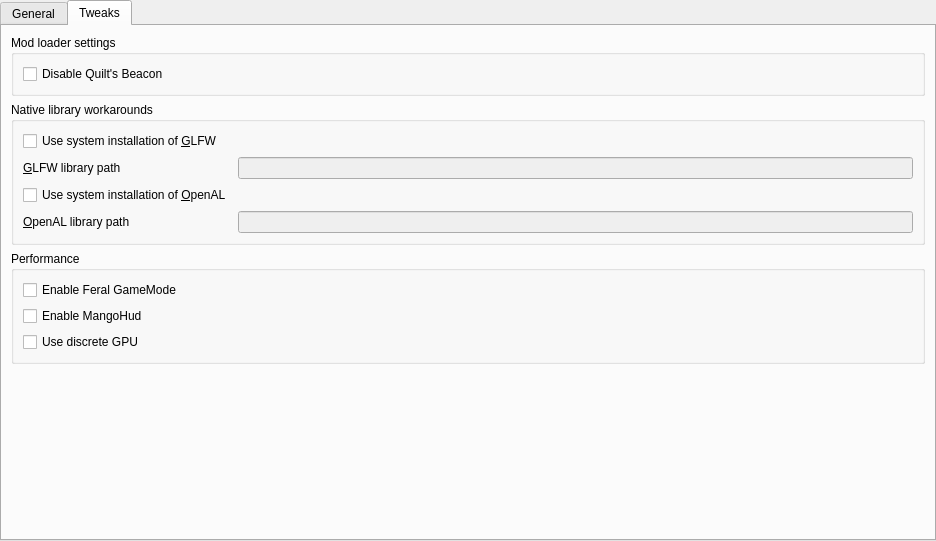
First picture: the form in launcher/ui/pages/global/MinecraftPage.ui, repository FreesmTeam/FreesmLauncher, before the edit.
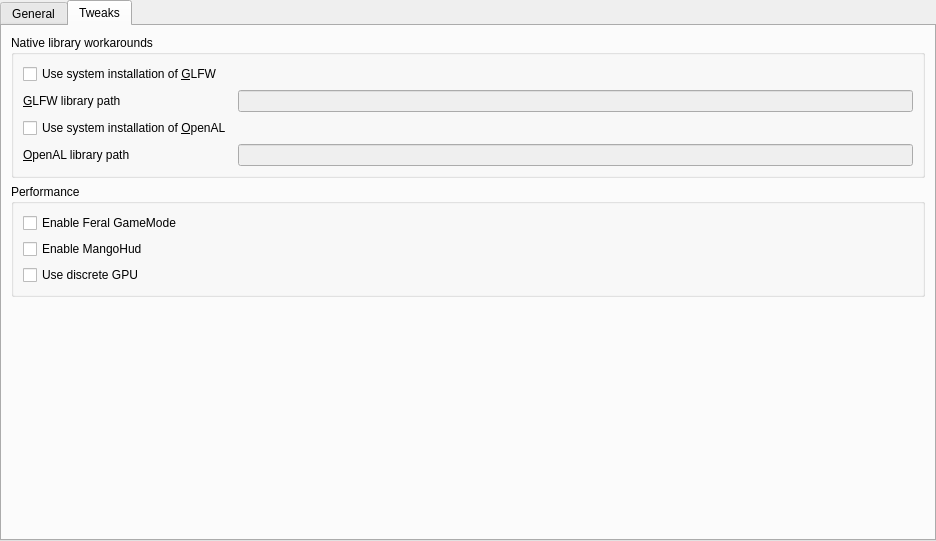
Second picture: the form after the edit. The open tabs and pages were chosen to show the change.

Commit message:
Revert "feat: add toggle for quilt beacon"
This reverts commit f73990e1bcaf7d23ea98235692177be8c759c24c.

Patch:
```diff
--- a/launcher/ui/pages/global/MinecraftPage.ui
+++ b/launcher/ui/pages/global/MinecraftPage.ui
@@ -190,22 +190,6 @@
        <string>Tweaks</string>
       </attribute>
       <layout class="QVBoxLayout" name="verticalLayout_12">
-       <item>
-        <widget class="QGroupBox" name="modLoaderSettingsGroupBox">
-         <property name="title">
-          <string>Mod loader settings</string>
-         </property>
-         <layout class="QVBoxLayout" name="verticalLayout_13">
-          <item>
-           <widget class="QCheckBox" name="disableQuiltBeaconCheckBox">
-            <property name="text">
-             <string>Disable Quilt's Beacon</string>
-            </property>
-           </widget>
-          </item>
-         </layout>
-        </widget>
-       </item>
        <item>
         <widget class="QGroupBox" name="nativeLibWorkaroundGroupBox">
          <property name="title">
```
The commit also changes 5 other files.
